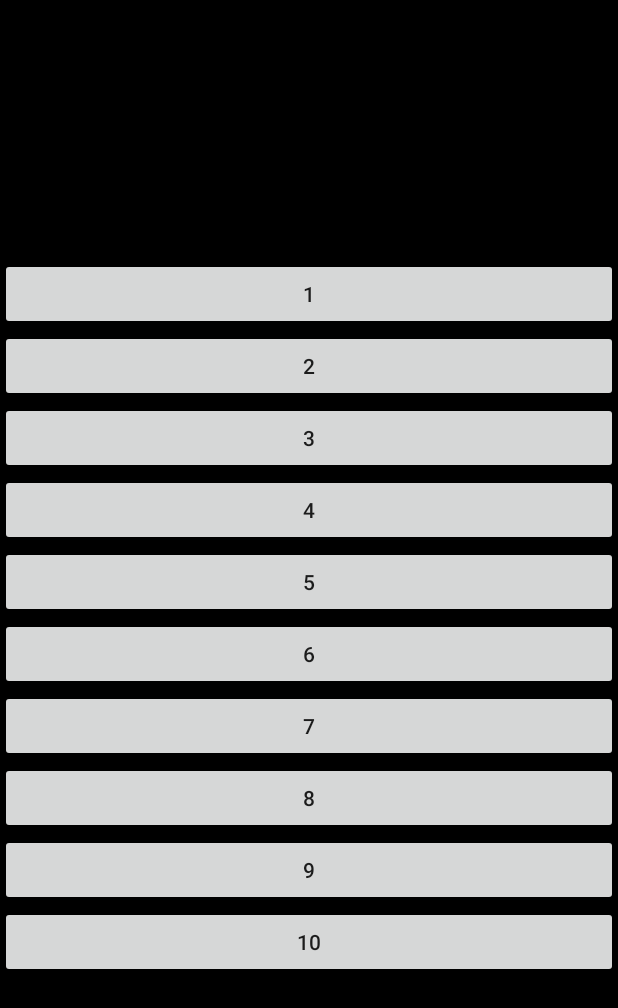
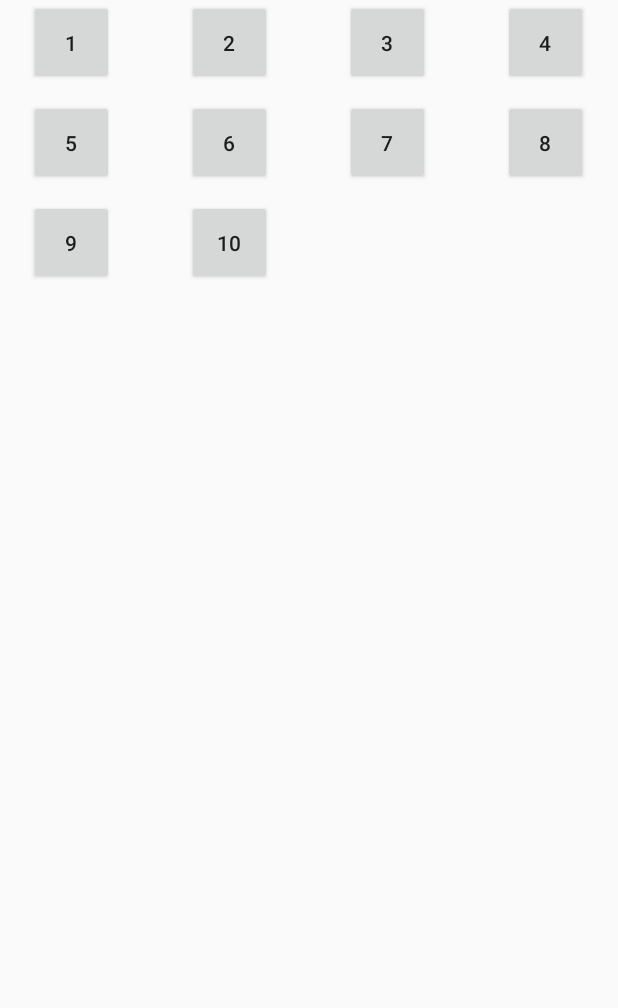
Before and after one commit to arnorymir/FreeFlow, an Android app: the Fragment5x5 screen opened directly, with no data from a screen before it, on a phone screen of 412 x 824 dp. Shown: the top 1008 px of the screen. Run offline under Robolectric (Android 15) with nearby library versions, the phone set to English and light mode, and no system bars; 4 statements that could not run were skipped.

Commit message:
added grid layout for the buttons in gridPicker

```diff
--- /dev/null
+++ b/app/src/main/java/com/example/flowflow/freeflow/ButtonAdapter.java
@@ -0,0 +1,74 @@
+package com.example.flowflow.freeflow;
+
+import android.content.Context;
+import android.content.Intent;
+import android.view.View;
+import android.view.ViewGroup;
+import android.widget.BaseAdapter;
+import android.widget.Button;
+import android.widget.GridView;
+
+
+public class ButtonAdapter extends BaseAdapter {
+    private Context mContext;
+    private int mCount;
+    private int mSize;
+
+    private PuzzleRepo puzzleRepo = PuzzleRepo.getInstance();
+
+    public ButtonAdapter(Context c,int count, int size) {
+        mContext = c;
+        mCount = count;
+        mSize = size;
+    }
+
+    public int getCount() {
+        return mCount;
+    }
+
+    public Object getItem(int position) {
+        return null;
+    }
+
+    public long getItemId(int position) {
+        return position;
+    }
+
+    // create a new ImageView for each item referenced by the Adapter
+    public View getView(int position, View convertView, ViewGroup parent) {
+        Button button;
+        if (convertView == null) {  // if it's not recycled, initialize some attributes
+            button = new Button(mContext);
+            button.setLayoutParams(new GridView.LayoutParams(85, 85));
+            button.setPadding(8, 8, 8, 8);
+            switch (mSize) {
+                case 5:
+                    button.setId(position);
+                    break;
+                case 6:
+                    button.setId(position + puzzleRepo.sizeOf5x5);
+                    break;
+                case 7:
+                    button.setId(position + puzzleRepo.sizeOf5x5 + puzzleRepo.sizeOf7x7);
+                    break;
+            }
+            button.setOnClickListener(new View.OnClickListener() {
+                @Override
+                public void onClick(View v) {
+                    Intent intent = new Intent(mContext, PlayActivity.class);
+                    intent.putExtra("Id", v.getId());
+                    mContext.startActivity(intent);
+                    //startActivity(intent);
+                }
+            });
+
+        } else {
+            button = (Button) convertView;
+        }
+        button.setText(Integer.toString(position + 1));
+
+
+        return button;
+    }
+
+}
--- a/app/src/main/java/com/example/flowflow/freeflow/Fragment5x5.java
+++ b/app/src/main/java/com/example/flowflow/freeflow/Fragment5x5.java
@@ -26,39 +26,12 @@ public class Fragment5x5 extends Fragment {
         View view = inflater.inflate(R.layout.activity_grid_picker_fragment, container, false);
         Context context = getActivity();
 
-        LinearLayout linearLayout = new LinearLayout(context);
-        List<Button> buttonList = new ArrayList<Button>();
+        GridView gridview = (GridView) view.findViewById(R.id.gridview);
+        // the parameter are context, number of puzzles and size of the board.
+        gridview.setAdapter(new ButtonAdapter(context,puzzleRepo.sizeOf5x5,5));
 
-        GridView gridView = new GridView(context);
-        ViewGroup viewGroup = (ViewGroup) view;
-
-        // add new button and listener for every 5x5 puzzle
-        for(int i = 0; i < puzzleRepo.sizeOf5x5  ; i++) {
-            Button button = new Button(context);
-            button.setText(Integer.toString(i+1));
-            button.setId(i);
-            viewGroup.addView(button);
-
-            button.setOnClickListener(new View.OnClickListener() {
-                @Override
-                public void onClick(View v) {
-                    Intent intent = new Intent(getActivity(), PlayActivity.class);
-                    intent.putExtra("Id", v.getId());
-                    startActivity(intent);
-                }
-            });
-         //   buttonList.add(button);
-        }
-/*
-        gridView.setNumColumns(3);
-
-
-        ArrayAdapter<Button> adp = new ArrayAdapter<Button>(context, buttonList);
-
-        gridView.setAdapter(adp);
-        viewGroup.addView(gridView);
-*/
         return view;
     }
 
+
 }
--- a/app/src/main/java/com/example/flowflow/freeflow/Fragment6x6.java
+++ b/app/src/main/java/com/example/flowflow/freeflow/Fragment6x6.java
@@ -8,6 +8,7 @@ import android.view.LayoutInflater;
 import android.view.View;
 import android.view.ViewGroup;
 import android.widget.Button;
+import android.widget.GridView;
 import android.widget.LinearLayout;
 
 public class Fragment6x6 extends Fragment {
@@ -18,31 +19,12 @@ public class Fragment6x6 extends Fragment {
     public View onCreateView(LayoutInflater inflater, ViewGroup container,
                              Bundle savedInstanceState) {
 
-
         View view = inflater.inflate(R.layout.activity_grid_picker_fragment, container, false);
-
         Context context = getActivity();
 
-        LinearLayout linearLayout = new LinearLayout(context);
-        ViewGroup viewGroup = (ViewGroup) view;
-
-        // add new button and listener for every 6x6 puzzle
-        for(int i = 0; i < puzzleRepo.sizeOf6x6  ; i++) {
-            Button button = new Button(context);
-            button.setText(Integer.toString(i+1));
-            button.setId(i+ puzzleRepo.sizeOf5x5);
-
-            button.setOnClickListener(new View.OnClickListener() {
-                @Override
-                public void onClick(View v){
-                    Intent intent = new Intent(getActivity(), PlayActivity.class);
-                    intent.putExtra("Id", v.getId());
-                    startActivity(intent);
-                }
-            });
-            viewGroup.addView(button);
-        }
-
+        GridView gridview = (GridView) view.findViewById(R.id.gridview);
+        // the parameter are context, number of puzzles and size of the board.
+        gridview.setAdapter(new ButtonAdapter(context,puzzleRepo.sizeOf6x6, 6));
 
         return view;
     }
--- a/app/src/main/res/layout/activity_grid_picker_fragment.xml
+++ b/app/src/main/res/layout/activity_grid_picker_fragment.xml
@@ -1,9 +1,12 @@
 <?xml version="1.0" encoding="utf-8"?>
-<LinearLayout xmlns:android="http://schemas.android.com/apk/res/android"
+<GridView xmlns:android="http://schemas.android.com/apk/res/android"
+    android:id="@+id/gridview"
     android:layout_width="match_parent"
     android:layout_height="match_parent"
+    android:columnWidth="90dp"
+    android:numColumns="auto_fit"
+    android:verticalSpacing="10dp"
+    android:horizontalSpacing="10dp"
+    android:stretchMode="columnWidth"
     android:gravity="center"
-    android:orientation="vertical"
-    android:background="@color/black"
-    android:weightSum="1">
-</LinearLayout>
+    />
```
Also changed, not shown: app/src/main/java/com/example/flowflow/freeflow/Fragment7x7.java (+5 -18 lines).
